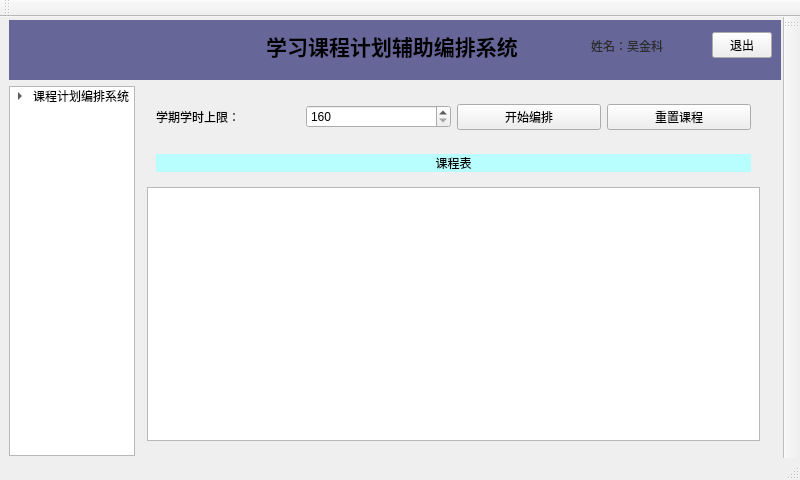
ACshine/Course-Scheduling-System, file mainwindow.ui: the form before one commit.
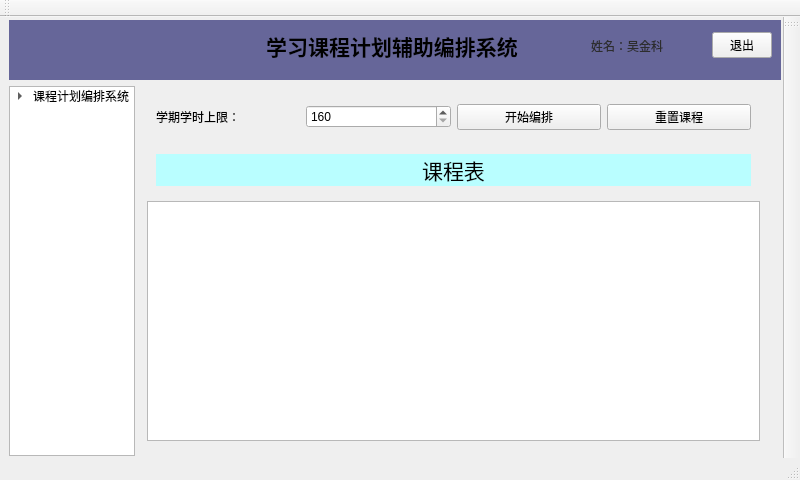
The form after the commit. The open tabs and pages were chosen to show the change. Icons and pictures are not drawn.

```diff
--- a/mainwindow.ui
+++ b/mainwindow.ui
@@ -483,6 +483,12 @@
           <layout class="QHBoxLayout" name="horizontalLayout_4">
            <item>
             <widget class="QLabel" name="label_5">
+             <property name="font">
+              <font>
+               <family>Microsoft Himalaya</family>
+               <pointsize>16</pointsize>
+              </font>
+             </property>
              <property name="styleSheet">
               <string notr="true">background-color: rgb(185, 254, 255);</string>
              </property>
```
